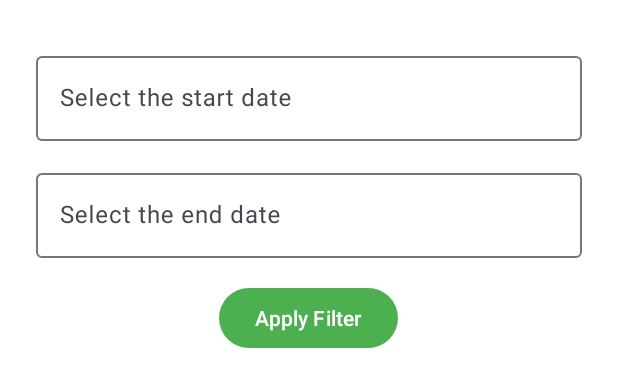
After one commit to pedrocerqueiras/HackSprintFinTrack, an Android app: the layout dialog_filter_by_date.xml on its own in the app's theme, with its tools: preview values and no code run, on a phone screen of 412 x 824 dp. The commit adds this screen. Shown: the top 387 px of the screen. Run offline under Robolectric (Android 15) with nearby library versions, the phone set to English and light mode, and no system bars.

Commit message:
implementação de datas nas expenses. e filtro para expenses de acordo com intervalo de datas.

```diff
--- a/app/src/main/java/com/example/fintrack/data/FinTrackDataBase.kt
+++ b/app/src/main/java/com/example/fintrack/data/FinTrackDataBase.kt
@@ -4,12 +4,15 @@ import android.content.Context
 import androidx.room.Database
 import androidx.room.Room
 import androidx.room.RoomDatabase
+import androidx.room.TypeConverters
 import com.example.fintrack.data.dao.CategoryDao
 import com.example.fintrack.data.dao.ExpenseDao
 import com.example.fintrack.data.entities.CategoryEntity
 import com.example.fintrack.data.entities.ExpenseEntity
+import com.example.fintrack.util.Converters
 
 @Database([CategoryEntity::class, ExpenseEntity::class], version = 3)
+@TypeConverters(Converters::class)
 abstract class FinTrackDataBase: RoomDatabase() {
 
     abstract fun getCategoryDao(): CategoryDao
--- a/app/src/main/java/com/example/fintrack/data/entities/ExpenseEntity.kt
+++ b/app/src/main/java/com/example/fintrack/data/entities/ExpenseEntity.kt
@@ -5,6 +5,7 @@ import androidx.room.Entity
 import androidx.room.ForeignKey
 import androidx.room.PrimaryKey
 import kotlinx.parcelize.Parcelize
+import java.util.Date
 
 @Entity // Anotação para definir que esta classe é uma entidade de banco de dados
     (
@@ -24,4 +25,5 @@ data class ExpenseEntity(
     val name: String,
     val category: String,
     val amount: Double,
+    val date: Date
 ) : Parcelable // Implementação da interface Parcelable para permitir que objetos dessa classe sejam passados através de intents
--- a/app/src/main/java/com/example/fintrack/ui/expense/ExpenseUiData.kt
+++ b/app/src/main/java/com/example/fintrack/ui/expense/ExpenseUiData.kt
@@ -1,10 +1,13 @@
 package com.example.fintrack.ui.expense
+
+import java.util.Date
 
 data class ExpenseUiData(
     val id: Long,
     val category: String,
     val name: String,
     val amount: Double,
+    val date: Date,
     val iconResId: Int,
     var color: Int
 )
--- /dev/null
+++ b/app/src/main/res/layout/dialog_filter_by_date.xml
@@ -0,0 +1,54 @@
+<?xml version="1.0" encoding="utf-8"?>
+<LinearLayout xmlns:android="http://schemas.android.com/apk/res/android"
+    android:layout_width="match_parent"
+    android:layout_height="wrap_content"
+    android:orientation="vertical"
+    android:padding="16dp">
+
+    <com.google.android.material.textfield.TextInputLayout
+        android:layout_width="match_parent"
+        android:layout_height="wrap_content"
+        android:layout_marginStart="8dp"
+        android:layout_marginTop="16dp"
+        android:layout_marginEnd="8dp">
+
+        <com.google.android.material.textfield.TextInputEditText
+            android:id="@+id/tie_start_date"
+            android:layout_width="match_parent"
+            android:layout_height="wrap_content"
+            android:maxLength="10"
+            android:singleLine="true"
+            android:hint="@string/select_the_start_date"
+            android:inputType="none"
+            android:focusable="false"
+            android:minHeight="48dp" />
+    </com.google.android.material.textfield.TextInputLayout>
+
+    <com.google.android.material.textfield.TextInputLayout
+        android:layout_width="match_parent"
+        android:layout_height="wrap_content"
+        android:layout_marginStart="8dp"
+        android:layout_marginTop="16dp"
+        android:layout_marginEnd="8dp"
+        android:layout_marginBottom="16dp">
+
+        <com.google.android.material.textfield.TextInputEditText
+            android:id="@+id/tie_end_date"
+            android:layout_width="match_parent"
+            android:layout_height="wrap_content"
+            android:maxLength="10"
+            android:singleLine="true"
+            android:hint="@string/select_the_end_date"
+            android:inputType="none"
+            android:focusable="false"
+            android:minHeight="48dp" />
+    </com.google.android.material.textfield.TextInputLayout>
+
+    <Button
+        android:id="@+id/btn_apply_filter"
+        android:layout_width="wrap_content"
+        android:layout_height="wrap_content"
+        android:layout_gravity="center_horizontal"
+        android:text="@string/apply_filter" />
+
+</LinearLayout>
--- a/app/src/main/res/menu/menu_main.xml
+++ b/app/src/main/res/menu/menu_main.xml
@@ -3,4 +3,8 @@
     <item
         android:id="@+id/action_chart"
         android:title="Charts" />
+
+    <item
+        android:id="@+id/action_filter_by_date"
+        android:title="Filter by date" />
 </menu>
--- a/app/src/main/res/values/strings.xml
+++ b/app/src/main/res/values/strings.xml
@@ -37,4 +37,13 @@
     <string name="arrow_to_go_back_to_the_previous_screen">arrow to go back to the previous screen</string>
     <string name="save_chart">save chart</string>
     <string name="arrow_to_go_back_to_previous_page">Arrow to go back to previous page</string>
+    <string name="select_the_date">Select the date</string>
+    <string name="apply_filter">Apply Filter</string>
+    <string name="last_7_days">Last 7 days</string>
+    <string name="last_15_days">Last 15 days</string>
+    <string name="last_30_days">Last 30 days</string>
+    <string name="this_month">This Month</string>
+    <string name="all">All</string>
+    <string name="select_the_start_date">Select the start date</string>
+    <string name="select_the_end_date">Select the end date</string>
 </resources>
```
Also changed, not shown: app/src/main/java/com/example/fintrack/data/dao/ExpenseDao.kt (+10 -0 lines), app/src/main/java/com/example/fintrack/ui/DateFilterDialog.kt (added, +99 -0 lines), app/src/main/java/com/example/fintrack/ui/MainActivity.kt (+57 -4 lines), app/src/main/java/com/example/fintrack/ui/expense/CreateOrUpdateExpenseBottomSheet.kt (+33 -2 lines), app/src/main/java/com/example/fintrack/util/Converters.kt (added, +16 -0 lines), app/src/main/res/layout/create_or_update_expense_bottom_sheet.xml (+18 -0 lines).
